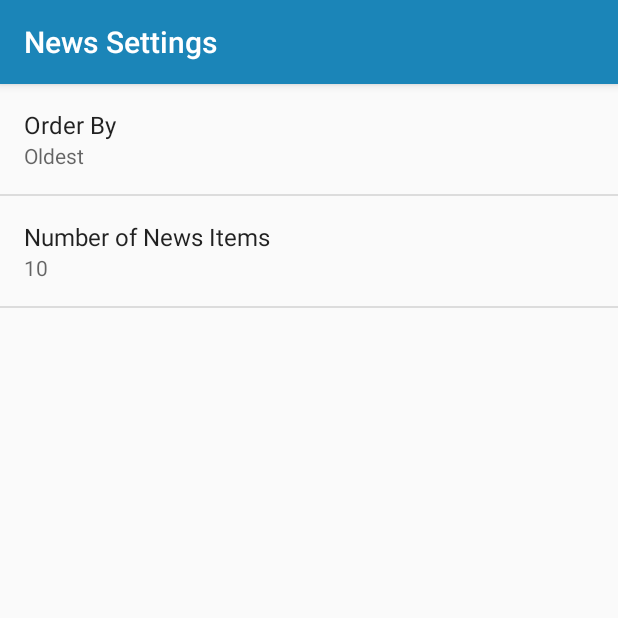
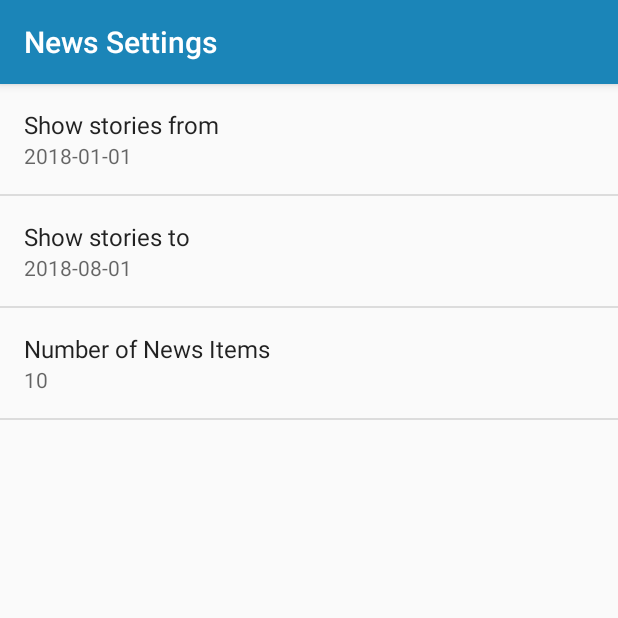
Before and after one commit to lakerfan32/NewsApp, an Android app: the screen it shows after launch (SettingsActivity), after a tap on "SETTINGS", on a phone screen of 412 x 824 dp, the top half of it. Run offline under Robolectric (Android 15) with nearby library versions, the phone set to English and light mode, and no system bars.

Commit message:
-Added toDate preference

```diff
--- a/app/src/main/java/com/example/ralph/newsapp/NewsActivity.java
+++ b/app/src/main/java/com/example/ralph/newsapp/NewsActivity.java
@@ -122,12 +122,6 @@ public class NewsActivity extends AppCompatActivity
     public void onSharedPreferenceChanged(SharedPreferences prefs, String key) {
     }
 
-/*    @Override
-    public Loader<List<News>> onCreateLoader(int i, Bundle bundle) {
-        // Create a new loader for the given URL
-        return new NewsLoader(this, GUARDIAN_REQUEST_URL);
-    }*/
-
     @Override
     // Create a new loader for the given URL
     public Loader<List<News>> onCreateLoader(int i, Bundle bundle) {
@@ -140,9 +134,13 @@ public class NewsActivity extends AppCompatActivity
                 getString(R.string.number_news_items_key),
                 getString(R.string.number_news_items_default));
 
-        String orderBy = sharedPrefs.getString(
-                getString(R.string.order_by_key),
-                getString(R.string.order_by_default));
+        String date = sharedPrefs.getString(
+                getString(R.string.settings_from_date_key),
+                getString(R.string.settings_from_date_default));
+
+        String toDate = sharedPrefs.getString(
+                getString(R.string.settings_to_date_key),
+                getString(R.string.settings_to_date_default));
 
         // parse breaks apart the URI string that's passed into its parameter
         Uri baseUri = Uri.parse(GUARDIAN_REQUEST_URL);
@@ -152,13 +150,13 @@ public class NewsActivity extends AppCompatActivity
 
         // Append query parameter and its value. For example, the `format=geojson`
         uriBuilder.appendQueryParameter("q", "movies");
-        uriBuilder.appendQueryParameter("from-date", "2018-02-01");
-        uriBuilder.appendQueryParameter("order-by", orderBy);
+        uriBuilder.appendQueryParameter("from-date", date);
+        uriBuilder.appendQueryParameter("to-date", toDate);
         uriBuilder.appendQueryParameter("show-tags", "contributor");
         uriBuilder.appendQueryParameter("page-size", numberNewsItems);
         uriBuilder.appendQueryParameter("api-key", "b12ea91b-a708-4145-a15f-e9cb7cf79369");
 
-        // Return the completed uri "https://content.guardianapis.com/search?q=movies&from-date=2018-02-01&order-by=relevance&show-tags=contributor&page-size=10&api-key="
+        // Return the completed uri "https://content.guardianapis.com/search?q=movies&from-date=2018-02-01&show-tags=contributor&page-size=10&api-key="
         return new NewsLoader(this, uriBuilder.toString());
 
     }
--- a/app/src/main/java/com/example/ralph/newsapp/SettingsActivity.java
+++ b/app/src/main/java/com/example/ralph/newsapp/SettingsActivity.java
@@ -34,8 +34,12 @@ public class SettingsActivity extends AppCompatActivity {
 
             Log.i("Settings Activity", "number of news items =  " + numberNewsItems);
 
-            Preference orderBy = findPreference(getString(R.string.order_by_key));
-            bindPreferenceSummaryToValue(orderBy);
+            Preference date = findPreference(getString(R.string.settings_from_date_key));
+            bindPreferenceSummaryToValue(date);
+
+            Preference toDate = findPreference(getString(R.string.settings_to_date_key));
+            bindPreferenceSummaryToValue(toDate);
+
         }
 
         // This method will be called when the user has changed a Preference
--- a/app/src/main/res/values/arrays.xml
+++ /dev/null
@@ -1,16 +0,0 @@
-<?xml version="1.0" encoding="utf-8"?>
-<resources>
-    <!-- human-readable array list -->
-    <string-array name="settings_order_by_labels">
-        <item>@string/order_by_newest_label</item>
-        <item>@string/order_by_oldest_label</item>
-        <item>@string/order_by_relevance_label</item>
-    </string-array>
-
-    <!-- finds the value to save for a preference when an entry from entries is selected -->
-    <string-array name="settings_order_by_values">
-        <item>@string/order_by_newest_value</item>
-        <item>@string/order_by_default</item>
-        <item>@string/order_by_relevance_value</item>
-    </string-array>
-</resources>
--- a/app/src/main/res/xml/settings_main.xml
+++ b/app/src/main/res/xml/settings_main.xml
@@ -3,12 +3,19 @@
     xmlns:android="http://schemas.android.com/apk/res/android"
     android:title="@string/settings_title">
 
-    <ListPreference
-        android:defaultValue="@string/order_by_default"
-        android:entries="@array/settings_order_by_labels"
-        android:entryValues="@array/settings_order_by_values"
-        android:key="@string/order_by_key"
-        android:title="@string/order_by_label" />
+    <EditTextPreference
+        android:defaultValue="@string/settings_from_date_default"
+        android:inputType="text"
+        android:key = "@string/settings_from_date_key"
+        android:selectAllOnFocus="true"
+        android:title = "@string/settings_from_date_label"/>
+
+    <EditTextPreference
+        android:defaultValue="@string/settings_to_date_default"
+        android:inputType="text"
+        android:key = "@string/settings_to_date_key"
+        android:selectAllOnFocus="true"
+        android:title = "@string/settings_to_date_label"/>
 
     <EditTextPreference
         android:defaultValue="@string/number_news_items_default"
```
Also changed, not shown: app/src/main/res/values/strings.xml (+9 -46 lines).
